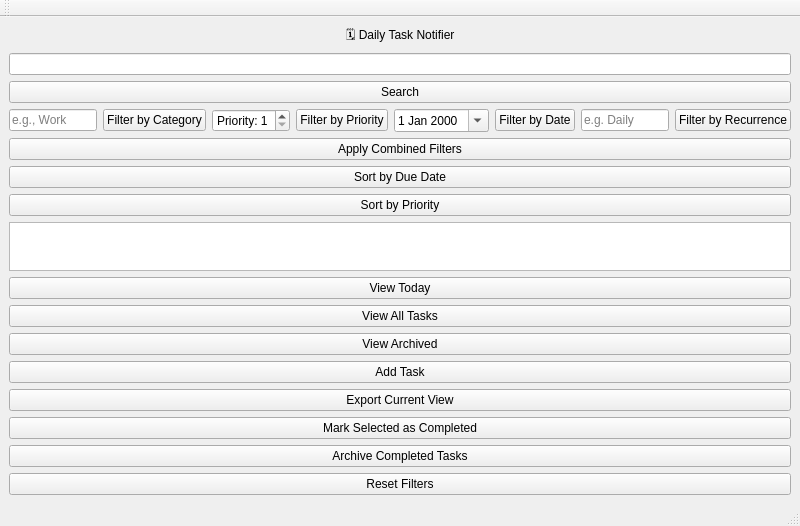
Before: the Qt Designer form src/mainwindow.ui in RazaJavaid2004/Daily-Task-Notifier, drawn with Qt 5.
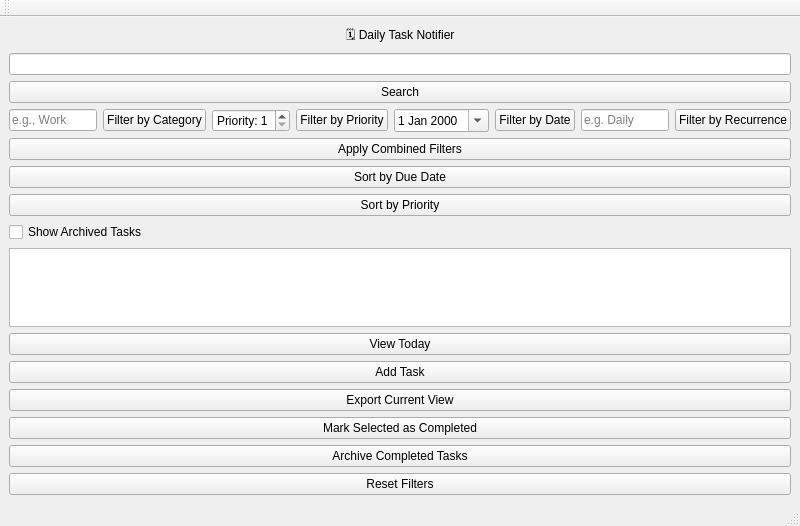
After: the same form once the commit is applied.

Diff of the .ui file:
```diff
--- a/src/mainwindow.ui
+++ b/src/mainwindow.ui
@@ -132,6 +132,13 @@
       </property>
      </widget>
     </item>
+    <item>
+ <widget class="QCheckBox" name="showArchivedCheckBox">
+  <property name="text">
+   <string>Show Archived Tasks</string>
+  </property>
+ </widget>
+</item>
     <item>
      <widget class="QListWidget" name="taskList"/>
     </item>
@@ -142,20 +149,6 @@
       </property>
      </widget>
     </item>
-    <item>
- <widget class="QPushButton" name="viewAllButton">
-  <property name="text">
-   <string>View All Tasks</string>
-  </property>
- </widget>
-</item>
-<item>
- <widget class="QPushButton" name="viewArchivedButton">
-  <property name="text">
-   <string>View Archived</string>
-  </property>
- </widget>
-</item>
     <item>
      <widget class="QPushButton" name="addTaskButton">
       <property name="text">
```
